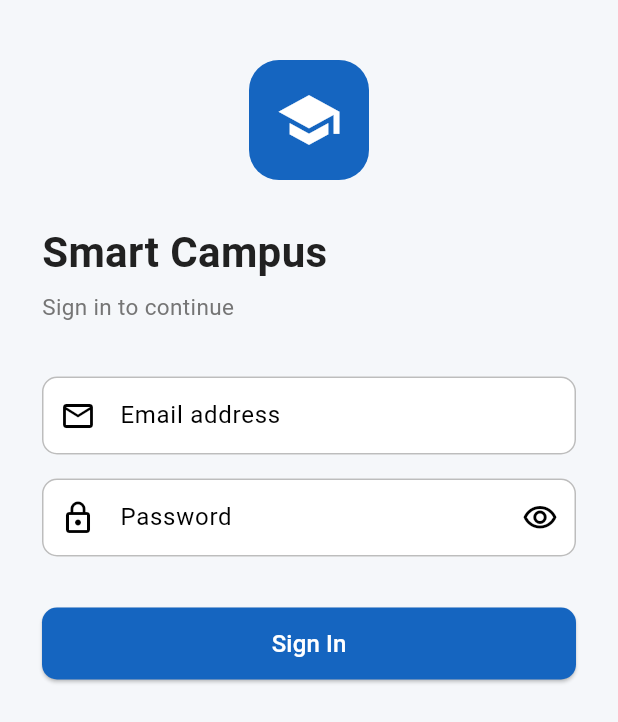
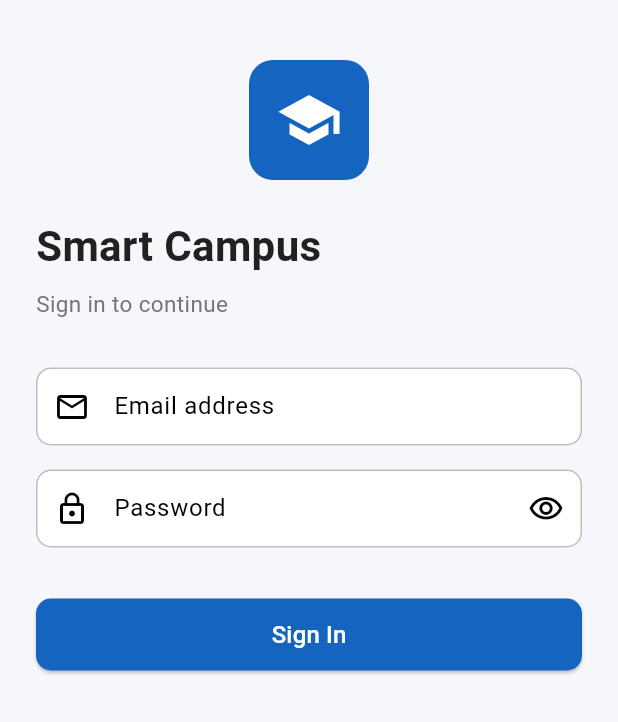
Before and after one commit to BuddhikaBICT-UoR-FoT-6/smart_campus, a Flutter app: the screen it shows after launch, on a phone screen of 412 x 824 dp. Shown: the top 722 px of the screen. Run offline on Flutter 3.47's test engine with Material 3 defaults, Android fonts, the phone set to English and light mode, and no system bars; our stand-ins replace flutter_secure_storage, qr_flutter, sqflite; accounts and stored records are empty.

Commit message:
refactor(ui): extract magic numbers to centralized AppConstants

```diff
--- /dev/null
+++ b/lib/app/constants.dart
@@ -0,0 +1,36 @@
+// =============================================================================
+// app/constants.dart
+// =============================================================================
+// CLEAN ARCHITECTURE — Configuration Layer
+//
+// RESPONSIBILITY:
+//   Centralizes all architectural "magic numbers" and bare strings, ensuring
+//   strict UI consistency across the entire application and preventing
+//   fragmented design systems.
+// =============================================================================
+
+/// 1. Semantic Spacing: Replaces raw padding integers with proportional increments
+class AppSpacing {
+  static const double xs = 4.0;
+  static const double sm = 8.0;
+  static const double md = 16.0;
+  static const double lg = 24.0;
+  static const double xl = 32.0;
+  static const double xxl = 40.0;
+}
+
+/// 2. Semantic Sizes: Enforces uniform dimensions across UI elements
+class AppSizes {
+  static const double iconSmall = 18.0;
+  static const double iconMedium = 24.0;
+  static const double iconLarge = 56.0;
+
+  static const double buttonRadius = 12.0;
+  static const double cardRadius = 16.0;
+}
+
+/// 3. Static Strings: Prevents typo bugs in headers and localized configurations
+class AppStrings {
+  static const String appName = 'Smart Campus';
+  static const String defaultError = 'An unexpected error occurred.';
+}
--- a/lib/presentation/screens/login_screen.dart
+++ b/lib/presentation/screens/login_screen.dart
@@ -19,6 +19,7 @@ import 'package:provider/provider.dart';
 
 import '../../app/routes.dart';
 import '../../app/theme.dart';
+import '../../app/constants.dart'; // 1. Added structured production constants import
 import '../../providers/auth_provider.dart';
 
 class LoginScreen extends StatefulWidget {
@@ -80,7 +81,8 @@ class _LoginScreenState extends State<LoginScreen> {
     return Scaffold(
       body: SafeArea(
         child: SingleChildScrollView(
-          padding: const EdgeInsets.symmetric(horizontal: 28, vertical: 40),
+            // 2. Refactored hardcoded numeric borders mapping to symmetric AppSpacing architectures
+            padding: const EdgeInsets.symmetric(horizontal: AppSpacing.lg, vertical: AppSpacing.xxl),
             child: Form(
               key: _formKey,
               child: Column(
@@ -93,29 +95,31 @@ class _LoginScreenState extends State<LoginScreen> {
                       height: 80,
                       decoration: BoxDecoration(
                         color: AppTheme.primary,
-                      borderRadius: BorderRadius.circular(20),
+                        // 3. Implemented consistent radiuses mapped to AppSizes
+                        borderRadius: BorderRadius.circular(AppSizes.cardRadius),
                       ),
                       child: const Icon(Icons.school,
                           color: AppTheme.onPrimary, size: 44),
                     ),
                   ),
-                const SizedBox(height: 28),
+                  const SizedBox(height: AppSpacing.lg), // Refactored magic number
 
                   const Text(
-                  'Smart Campus',
+                    // 4. Refactored bare string to unified system string mapping
+                    AppStrings.appName,
                     style: TextStyle(
                       fontSize: 28,
                       fontWeight: FontWeight.w700,
                       color: AppTheme.textPrimary,
                     ),
                   ),
-                const SizedBox(height: 6),
+                  const SizedBox(height: AppSpacing.sm), // Refactored magic number
                   const Text(
                     'Sign in to continue',
                     style: TextStyle(
                         fontSize: 15, color: AppTheme.textSecondary),
                   ),
-                const SizedBox(height: 36),
+                  const SizedBox(height: AppSpacing.xl), // Refactored magic number
 
                   // ---------- Email ----------
                   TextFormField(
@@ -142,7 +146,8 @@ class _LoginScreenState extends State<LoginScreen> {
                     return null;
                   },
                 ),
-                const SizedBox(height: 16),
+                // 6. Replacing spacer magic integers with structured logical spacing increments
+                const SizedBox(height: AppSpacing.md),
 
                 // ---------- Password ----------
                 TextFormField(
```
Lines whose indentation alone changed are shown as unchanged.
